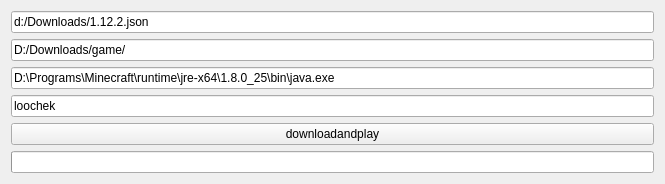
loochek/mcLauncherGUI, file mainwindow.ui: the form before one commit.
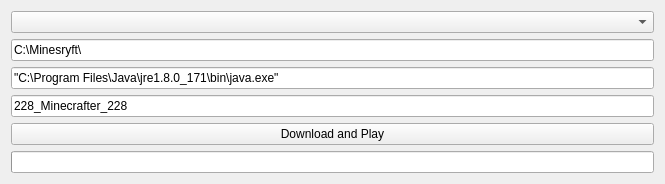
The form after the commit.

Patch:
```diff
--- a/mainwindow.ui
+++ b/mainwindow.ui
@@ -42,37 +42,33 @@
     <item row="0" column="0">
      <layout class="QVBoxLayout" name="verticalLayout">
       <item>
-       <widget class="QLineEdit" name="lineEdit">
-        <property name="text">
-         <string>d:/Downloads/1.12.2.json</string>
-        </property>
-       </widget>
+       <widget class="QComboBox" name="comboBox"/>
       </item>
       <item>
        <widget class="QLineEdit" name="lineEdit_2">
         <property name="text">
-         <string>D:/Downloads/game/</string>
+         <string>C:\Minesryft\</string>
         </property>
        </widget>
       </item>
       <item>
        <widget class="QLineEdit" name="lineEdit_3">
         <property name="text">
-         <string>D:\Programs\Minecraft\runtime\jre-x64\1.8.0_25\bin\java.exe</string>
+         <string>&quot;C:\Program Files\Java\jre1.8.0_171\bin\java.exe&quot;</string>
         </property>
        </widget>
       </item>
       <item>
        <widget class="QLineEdit" name="lineEdit_4">
         <property name="text">
-         <string>loochek</string>
+         <string>228_Minecrafter_228</string>
         </property>
        </widget>
       </item>
       <item>
        <widget class="QPushButton" name="pushButton_2">
         <property name="text">
-         <string>downloadandplay</string>
+         <string>Download and Play</string>
         </property>
        </widget>
       </item>
```
